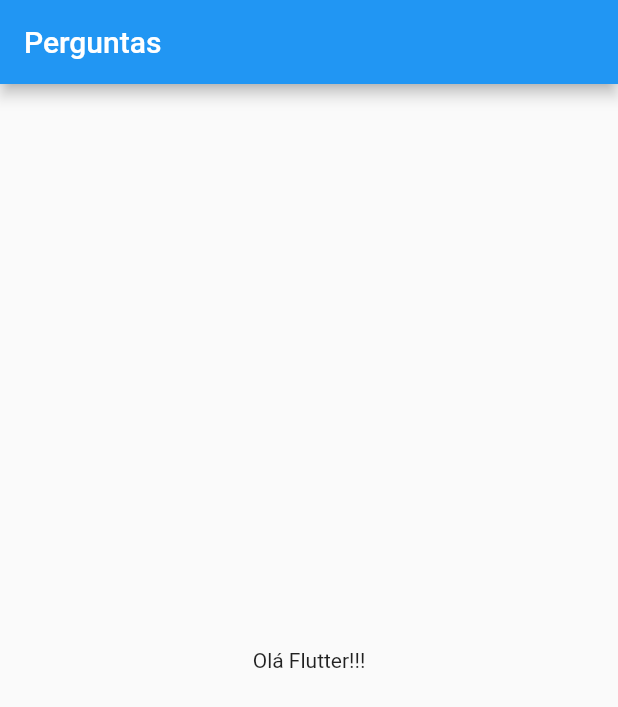
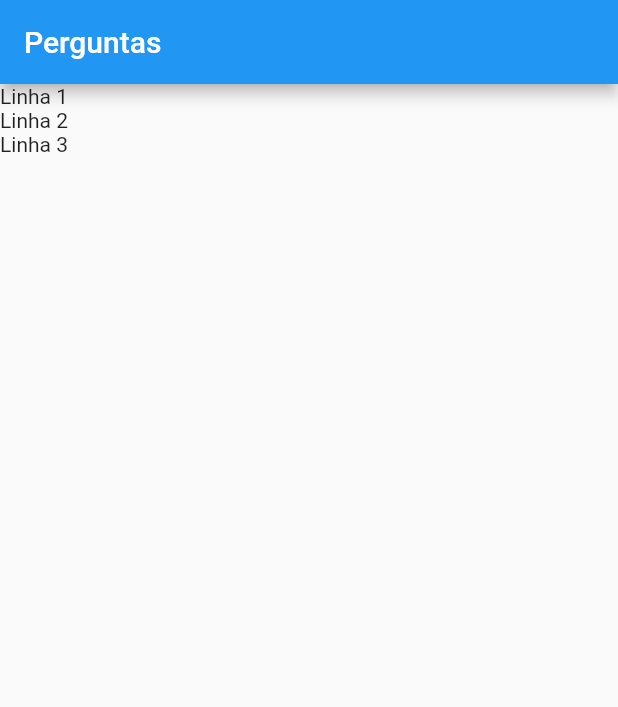
Before and after one commit to jessealvessilva/perguntas_novo, a Flutter app: the screen it shows after launch, on a phone screen of 412 x 824 dp. Shown: the top 707 px of the screen. Run offline on Flutter 3.47's test engine with Material 2 defaults, Android fonts, the light colour scheme and no system bars.

Commit message:
Elementos envolvidos em uma chieldrem

```diff
--- a/lib/main.dart
+++ b/lib/main.dart
@@ -11,8 +11,12 @@ class PerguntasApp extends StatelessWidget {
           appBar: AppBar(
             title: Text("Perguntas"),
           ),
-          body: const Center(
-            child: Text("Olá Flutter!!!"),
+          body: Column(
+            children: [
+              Text('Linha 1'),
+              Text('Linha 2'),
+              Text('Linha 3'),
+            ],
           )),
     );
   }
```
